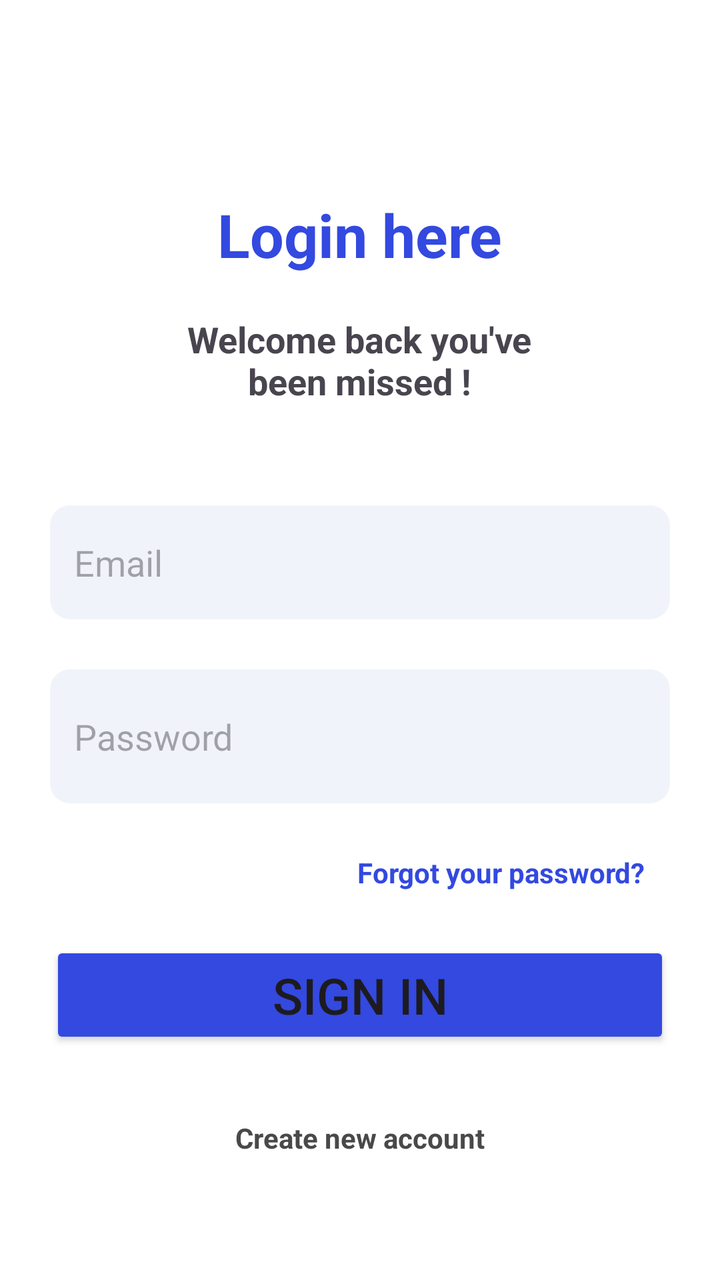
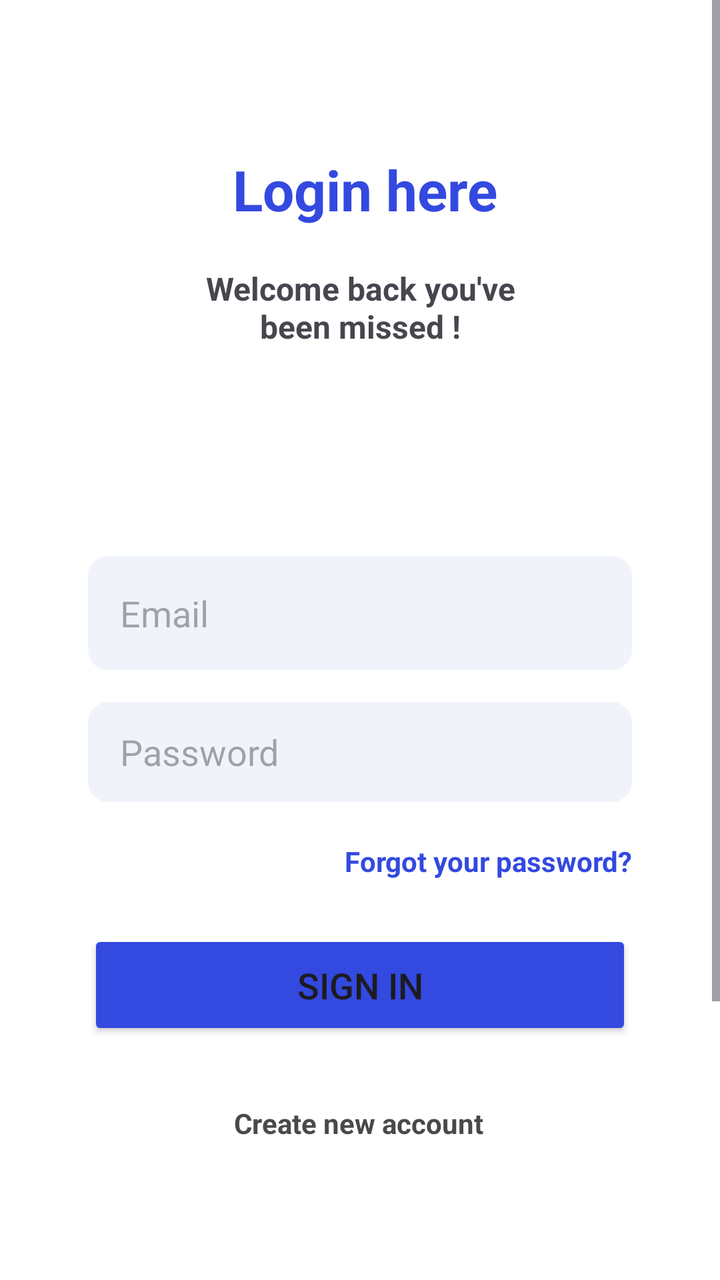

An Android layout rendered at two revisions. The XML below is the earlier revision; the diff shows what the commit changed to produce the second picture.
<!-- AndroidManifest.xml: application theme Theme.SITASK1 -->
<!-- res/layout/activity_login.xml -->
<?xml version="1.0" encoding="utf-8"?>
<LinearLayout xmlns:android="http://schemas.android.com/apk/res/android"
    xmlns:app="http://schemas.android.com/apk/res-auto"
    xmlns:tools="http://schemas.android.com/tools"
    android:id="@+id/main"
    android:layout_width="match_parent"
    android:layout_height="match_parent"
    android:background="#FFFFFF"
    android:orientation="vertical"
    android:gravity="center_horizontal"
    tools:context=".Login">

    <TextView
        android:id="@+id/textView2"
        android:layout_width="wrap_content"
        android:layout_height="wrap_content"
        android:text="Login here"
        android:textColor="#3349E0"
        android:textSize="30dp"
        android:textStyle="bold"
        android:layout_marginTop="97dp"
        tools:layout_editor_absoluteX="133dp"
        tools:layout_editor_absoluteY="77dp" />

    <TextView
        android:id="@+id/textView3"
        android:layout_width="wrap_content"
        android:layout_height="wrap_content"
        android:gravity="center"
        android:text="Welcome back you've\nbeen missed !"
        android:textSize="18dp"
        android:layout_marginTop="20dp"
        android:textStyle="bold"

        tools:layout_editor_absoluteX="119dp"
        tools:layout_editor_absoluteY="148dp" />

    <EditText
        android:id="@+id/editTextTextEmailAddress"
        android:layout_width="match_parent"
        android:layout_height="57dp"
        android:layout_marginTop="50dp"
        android:layout_marginHorizontal="25dp"
        android:background="@drawable/textfield_bg"
        android:ems="10"
        android:hint="Email"
        android:inputType="textEmailAddress"
        android:padding="12dp"
        tools:layout_editor_absoluteX="34dp"
        tools:layout_editor_absoluteY="315dp" />

    <EditText
        android:id="@+id/editTextPassword"
        android:layout_width="match_parent"
        android:layout_height="67dp"
        android:layout_margin="25dp"
        android:background="@drawable/textfield_bg"
        android:ems="10"
        android:hint="Password"
        android:inputType="textPassword"
        android:padding="12dp"
        tools:layout_editor_absoluteX="25dp"
        tools:layout_editor_absoluteY="407dp" />

    <TextView
        android:id="@+id/textView4"
        android:layout_width="match_parent"
        android:layout_height="wrap_content"
        android:text="Forgot your password?"
        android:textColor="#3349E0"
        android:textStyle="bold"
        android:gravity="end"
        android:layout_marginEnd="25dp"
        tools:layout_editor_absoluteX="240dp"
        tools:layout_editor_absoluteY="500dp" />

    <Button
        android:id="@+id/button"
        android:layout_width="match_parent"
        android:layout_height="wrap_content"
        android:text="Sign in"
        android:textSize="25dp"
        app:cornerRadius="10dp"
        android:backgroundTint="#3349E0"
        android:layout_margin="25dp"
        tools:layout_editor_absoluteX="162dp"
        tools:layout_editor_absoluteY="556dp" />

    <TextView
        android:id="@+id/textView5"
        android:layout_width="wrap_content"
        android:layout_height="wrap_content"
        android:text="Create new account"
        android:textColor="#494949"
        android:textStyle="bold"
        android:layout_marginTop="10dp"/>

    <TextView
        android:id="@+id/textView6"
        android:layout_width="wrap_content"
        android:layout_height="wrap_content"
        android:text="Or continue with"
        android:layout_marginTop="70dp"
        android:textSize="15dp"
        android:textColor="#3349E0"
        android:textStyle="bold" />

    <LinearLayout
        android:layout_width="200dp"
        android:layout_height="44dp"
        android:orientation="horizontal"
        android:layout_marginTop="20dp"
        android:gravity="center">

        <ImageView
            android:id="@+id/imageView4"
            android:layout_width="wrap_content"
            android:layout_height="wrap_content"
            android:layout_weight="1"
            android:background="#EFEFEF"
            android:layout_margin="5dp"
            app:srcCompat="@drawable/google" />


        <ImageView
            android:id="@+id/imageView3"
            android:layout_width="wrap_content"
            android:layout_height="wrap_content"
            android:layout_weight="1"
            android:background="#EFEFEF"
            android:layout_margin="5dp"
            app:srcCompat="@drawable/fb" />

        <ImageView
            android:id="@+id/imageView2"
            android:layout_width="wrap_content"
            android:layout_height="wrap_content"
            android:layout_weight="1"
            android:layout_margin="5dp"
            android:background="#EFEFEF"
            app:srcCompat="@drawable/apple" />

    </LinearLayout>


</LinearLayout>
<!-- resources referenced by this layout -->
<resources>
  <!-- drawable apple: png bitmap (drawable, 40149 bytes) -->
  <!-- drawable fb: png bitmap (drawable, 43826 bytes) -->
  <!-- drawable google: png bitmap (drawable, 52291 bytes) -->
  <!-- drawable textfield_bg (drawable) -->
  <?xml version="1.0" encoding="utf-8"?>
  <selector xmlns:android="http://schemas.android.com/apk/res/android">
      <item android:state_focused="true">
          <shape android:shape="rectangle">
              <solid android:color="#F0F4FA"/>
              <stroke android:width="2dp" android:color="#3349E0"/>
              <corners android:radius="10dp"/>
          </shape>
      </item>
      <item>
          <shape android:shape="rectangle">
              <solid android:color="#F0F4FA"/>
              <corners android:radius="10dp"/>
          </shape>
      </item>
  </selector>
  <style name="Theme.SITASK1" parent="Base.Theme.SITASK1" />
  <style name="Base.Theme.SITASK1" parent="Theme.Material3.DayNight.NoActionBar">
          
          
      </style>
</resources>

<!-- the commit's change to res/layout/activity_login.xml (unified diff, before → after) -->
@@ -1,146 +1,178 @@
 <?xml version="1.0" encoding="utf-8"?>
-<LinearLayout xmlns:android="http://schemas.android.com/apk/res/android"
+<ScrollView xmlns:android="http://schemas.android.com/apk/res/android"
     xmlns:app="http://schemas.android.com/apk/res-auto"
     xmlns:tools="http://schemas.android.com/tools"
-    android:id="@+id/main"
     android:layout_width="match_parent"
     android:layout_height="match_parent"
+    android:fillViewport="true"
     android:background="#FFFFFF"
-    android:orientation="vertical"
-    android:gravity="center_horizontal"
     tools:context=".Login">
 
-    <TextView
-        android:id="@+id/textView2"
-        android:layout_width="wrap_content"
-        android:layout_height="wrap_content"
-        android:text="Login here"
-        android:textColor="#3349E0"
-        android:textSize="30dp"
-        android:textStyle="bold"
-        android:layout_marginTop="97dp"
-        tools:layout_editor_absoluteX="133dp"
-        tools:layout_editor_absoluteY="77dp" />
-
-    <TextView
-        android:id="@+id/textView3"
-        android:layout_width="wrap_content"
-        android:layout_height="wrap_content"
-        android:gravity="center"
-        android:text="Welcome back you've\nbeen missed !"
-        android:textSize="18dp"
-        android:layout_marginTop="20dp"
-        android:textStyle="bold"
-
-        tools:layout_editor_absoluteX="119dp"
-        tools:layout_editor_absoluteY="148dp" />
-
-    <EditText
-        android:id="@+id/editTextTextEmailAddress"
-        android:layout_width="match_parent"
-        android:layout_height="57dp"
-        android:layout_marginTop="50dp"
-        android:layout_marginHorizontal="25dp"
-        android:background="@drawable/textfield_bg"
-        android:ems="10"
-        android:hint="Email"
-        android:inputType="textEmailAddress"
-        android:padding="12dp"
-        tools:layout_editor_absoluteX="34dp"
-        tools:layout_editor_absoluteY="315dp" />
-
-    <EditText
-        android:id="@+id/editTextPassword"
-        android:layout_width="match_parent"
-        android:layout_height="67dp"
-        android:layout_margin="25dp"
-        android:background="@drawable/textfield_bg"
-        android:ems="10"
-        android:hint="Password"
-        android:inputType="textPassword"
-        android:padding="12dp"
-        tools:layout_editor_absoluteX="25dp"
-        tools:layout_editor_absoluteY="407dp" />
-
-    <TextView
-        android:id="@+id/textView4"
+    <androidx.constraintlayout.widget.ConstraintLayout
+        android:id="@+id/main"
         android:layout_width="match_parent"
         android:layout_height="wrap_content"
-        android:text="Forgot your password?"
-        android:textColor="#3349E0"
-        android:textStyle="bold"
-        android:gravity="end"
-        android:layout_marginEnd="25dp"
-        tools:layout_editor_absoluteX="240dp"
-        tools:layout_editor_absoluteY="500dp" />
+        android:padding="24dp">
 
-    <Button
-        android:id="@+id/button"
-        android:layout_width="match_parent"
-        android:layout_height="wrap_content"
-        android:text="Sign in"
-        android:textSize="25dp"
-        app:cornerRadius="10dp"
-        android:backgroundTint="#3349E0"
-        android:layout_margin="25dp"
-        tools:layout_editor_absoluteX="162dp"
-        tools:layout_editor_absoluteY="556dp" />
-
-    <TextView
-        android:id="@+id/textView5"
-        android:layout_width="wrap_content"
-        android:layout_height="wrap_content"
-        android:text="Create new account"
-        android:textColor="#494949"
-        android:textStyle="bold"
-        android:layout_marginTop="10dp"/>
-
-    <TextView
-        android:id="@+id/textView6"
-        android:layout_width="wrap_content"
-        android:layout_height="wrap_content"
-        android:text="Or continue with"
-        android:layout_marginTop="70dp"
-        android:textSize="15dp"
-        android:textColor="#3349E0"
-        android:textStyle="bold" />
-
-    <LinearLayout
-        android:layout_width="200dp"
-        android:layout_height="44dp"
-        android:orientation="horizontal"
-        android:layout_marginTop="20dp"
-        android:gravity="center">
-
-        <ImageView
-            android:id="@+id/imageView4"
+        <TextView
+            android:id="@+id/textView2"
             android:layout_width="wrap_content"
             android:layout_height="wrap_content"
-            android:layout_weight="1"
-            android:background="#EFEFEF"
-            android:layout_margin="5dp"
-            app:srcCompat="@drawable/google" />
+            android:layout_marginTop="52dp"
+            android:text="Login here"
+            android:textColor="#3349E0"
+            android:textSize="28sp"
+            android:textStyle="bold"
+            app:layout_constraintEnd_toEndOf="parent"
+            app:layout_constraintHorizontal_bias="0.515"
+            app:layout_constraintStart_toStartOf="parent"
+            app:layout_constraintTop_toTopOf="parent" />
 
+        <TextView
+            android:id="@+id/textView3"
+            android:layout_width="0dp"
+            android:layout_height="wrap_content"
+            android:gravity="center"
+            android:text="Welcome back you've\nbeen missed !"
+            android:textSize="16sp"
+            android:layout_marginTop="20dp"
+            android:textStyle="bold"
 
-        <ImageView
-            android:id="@+id/imageView3"
+            app:layout_constraintTop_toBottomOf="@id/textView2"
+            app:layout_constraintStart_toStartOf="parent"
+            app:layout_constraintEnd_toEndOf="parent" />
+
+        <EditText
+            android:id="@+id/editTextTextEmailAddress"
+            android:layout_width="0dp"
+            android:layout_height="57dp"
+            android:layout_marginTop="104dp"
+            android:background="@drawable/textfield_bg"
+            android:ems="10"
+            android:hint="Email"
+            android:layout_marginHorizontal="20dp"
+            android:inputType="textEmailAddress"
+            android:paddingHorizontal="16dp"
+            app:layout_constraintEnd_toEndOf="parent"
+            app:layout_constraintHorizontal_bias="0.0"
+            app:layout_constraintStart_toStartOf="parent"
+            app:layout_constraintTop_toBottomOf="@id/textView3" />
+
+        <EditText
+            android:id="@+id/editTextPassword"
+            android:layout_width="0dp"
+            android:layout_height="50dp"
+            android:layout_marginTop="16dp"
+            android:background="@drawable/textfield_bg"
+            android:ems="10"
+            android:hint="Password"
+            android:layout_marginHorizontal="20dp"
+            android:inputType="textPassword"
+            android:paddingHorizontal="16dp"
+            app:layout_constraintTop_toBottomOf="@id/editTextTextEmailAddress"
+            app:layout_constraintStart_toStartOf="parent"
+            app:layout_constraintEnd_toEndOf="parent" />
+
+        <TextView
+            android:id="@+id/textView4"
+            android:layout_width="0dp"
+            android:layout_height="wrap_content"
+            android:layout_marginHorizontal="20dp"
+            android:layout_marginTop="20dp"
+            android:gravity="end"
+            android:text="Forgot your password?"
+            android:textColor="#3349E0"
+            android:textStyle="bold"
+            app:layout_constraintEnd_toEndOf="parent"
+            app:layout_constraintStart_toStartOf="parent"
+            app:layout_constraintTop_toBottomOf="@id/editTextPassword" />
+
+        <Button
+            android:id="@+id/button"
+            android:layout_width="0dp"
+            android:layout_height="55dp"
+            android:text="Sign in"
+            android:textSize="18sp"
+            app:cornerRadius="10dp"
+            android:backgroundTint="#3349E0"
+            android:layout_marginTop="25dp"
+            android:layout_marginHorizontal="20dp"
+            app:layout_constraintEnd_toEndOf="parent"
+            app:layout_constraintHorizontal_bias="0.0"
+            app:layout_constraintStart_toStartOf="parent"
+            app:layout_constraintTop_toBottomOf="@id/textView4" />
+
+        <TextView
+            android:id="@+id/textView5"
             android:layout_width="wrap_content"
             android:layout_height="wrap_content"
-            android:layout_weight="1"
-            android:background="#EFEFEF"
-            android:layout_margin="5dp"
-            app:srcCompat="@drawable/fb" />
+            android:layout_marginTop="32dp"
+            android:text="Create new account"
+            android:textColor="#494949"
+            android:textStyle="bold"
+            app:layout_constraintEnd_toEndOf="parent"
+            app:layout_constraintHorizontal_bias="0.497"
+            app:layout_constraintStart_toStartOf="parent"
+            app:layout_constraintTop_toBottomOf="@id/button" />
 
-        <ImageView
-            android:id="@+id/imageView2"
+        <TextView
+            android:id="@+id/textView6"
             android:layout_width="wrap_content"
             android:layout_height="wrap_content"
-            android:layout_weight="1"
-            android:layout_margin="5dp"
-            android:background="#EFEFEF"
-            app:srcCompat="@drawable/apple" />
+            android:layout_marginTop="120dp"
+            android:text="Or continue with"
+            android:textColor="#3349E0"
+            android:textSize="14sp"
+            android:textStyle="bold"
+            app:layout_constraintEnd_toEndOf="parent"
+            app:layout_constraintStart_toStartOf="parent"
+            app:layout_constraintTop_toBottomOf="@id/textView5" />
 
-    </LinearLayout>
+        <LinearLayout
+            android:layout_width="200dp"
+            android:layout_height="44dp"
+            android:layout_marginTop="16dp"
+            android:layout_marginBottom="24dp"
+            android:gravity="center"
+            android:orientation="horizontal"
+            app:layout_constraintBottom_toBottomOf="parent"
+            app:layout_constraintEnd_toEndOf="parent"
+            app:layout_constraintHorizontal_bias="0.515"
+            app:layout_constraintStart_toStartOf="parent"
+            app:layout_constraintTop_toBottomOf="@id/textView6"
+            app:layout_constraintVertical_bias="0.211">
 
+            <ImageView
+                android:id="@+id/imageView4"
+                android:layout_width="0dp"
+                android:layout_height="match_parent"
+                android:layout_margin="4dp"
+                android:layout_weight="1"
+                android:background="#EFEFEF"
+                android:padding="8dp"
+                app:srcCompat="@drawable/google" />
 
-</LinearLayout>
+            <ImageView
+                android:id="@+id/imageView3"
+                android:layout_width="0dp"
+                android:layout_height="match_parent"
+                android:layout_margin="4dp"
+                android:layout_weight="1"
+                android:background="#EFEFEF"
+                android:padding="8dp"
+                app:srcCompat="@drawable/fb" />
+
+            <ImageView
+                android:id="@+id/imageView2"
+                android:layout_width="0dp"
+                android:layout_height="match_parent"
+                android:layout_margin="4dp"
+                android:layout_weight="1"
+                android:background="#EFEFEF"
+                android:padding="8dp"
+                app:srcCompat="@drawable/apple" />
+
+        </LinearLayout>
+
+    </androidx.constraintlayout.widget.ConstraintLayout>
+</ScrollView>
